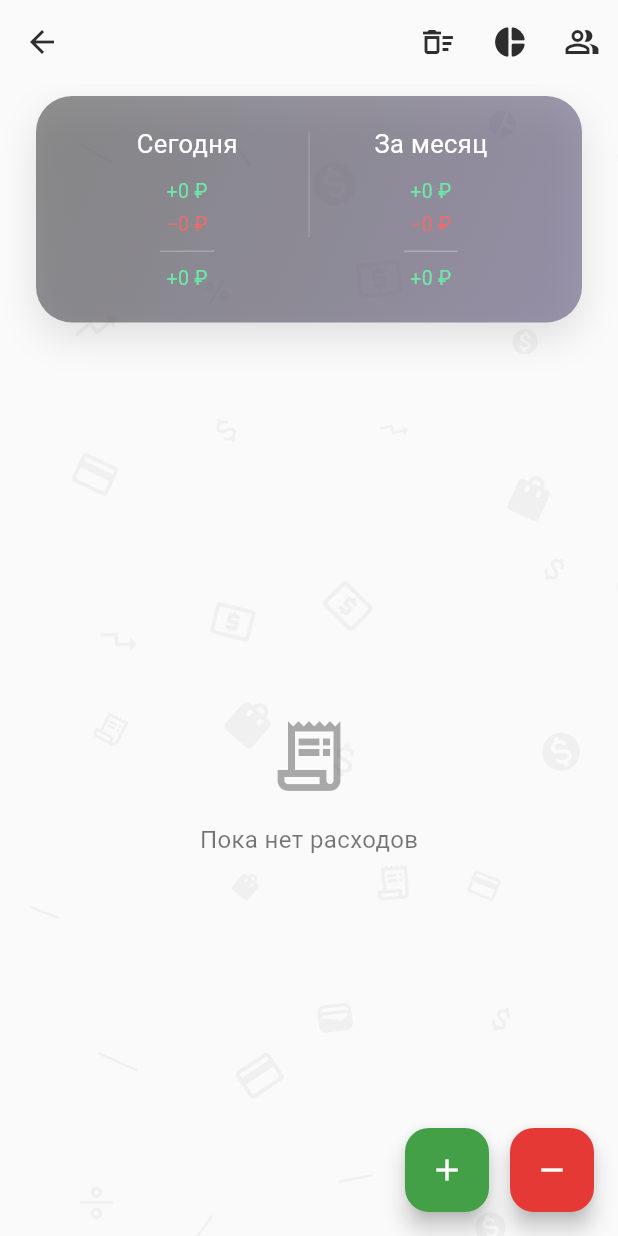
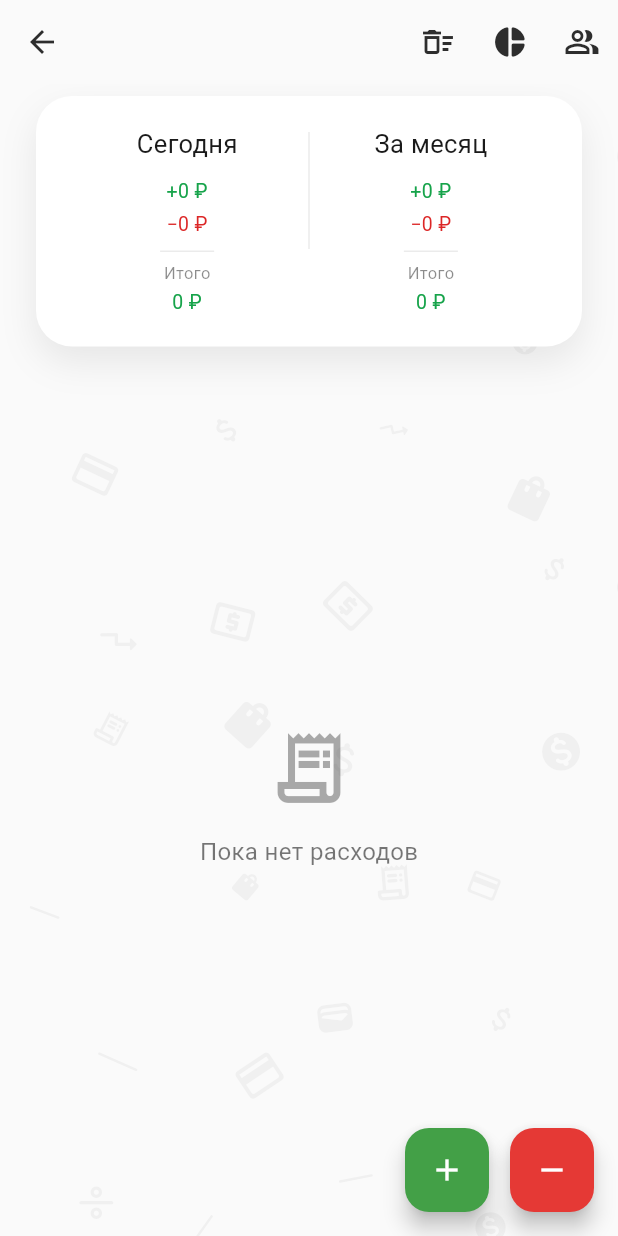
Before and after one commit to baboevazamatkz-create/Project, a Flutter app: the HomeScreen screen opened directly with empty values, on a phone screen of 412 x 824 dp. Run offline on Flutter 3.47's test engine with Material 3 defaults, Android fonts, the phone set to English and light mode, and no system bars; our stand-ins replace cloud_firestore, firebase_auth, firebase_core, fl_chart, shared_preferences; accounts and stored records are empty; network calls fail.

Commit message:
Sharpen app icon with adaptive icon support, restyle summary card, tweak entry screen and income arrow (#18)
- Add proper Android adaptive icon (mipmap-anydpi-v26 XML, white
  background, per-density foreground layers) so modern launchers
  render the logo crisply instead of auto-generating a soft legacy
  icon; also regenerate the legacy square icons from a 4x-upscaled,
  more tightly keyed source for sharper edges
- Restyle SummaryCard to a light card matching the app's other cards,
  add an "Итого" label above the net total, and drop the leading "+"
  sign when the net total is positive (still shown for negative)
- Revert the welcome screen heading to "Трекинг расходов"
- Point the income row icon downward instead of upward


Claude-Session: https://claude.ai/code/session_01FGhFt6z7pbN8caMhjQJkXN

Co-authored-by: Claude <noreply@anthropic.com>

```diff
--- a/lib/screens/household_screen.dart
+++ b/lib/screens/household_screen.dart
@@ -142,7 +142,7 @@ class _HouseholdScreenState extends State<HouseholdScreen> {
                 children: [
                   if (!widget.canCancel) ...[
                     const Text(
-                      'ГдеБабло?',
+                      'Трекинг расходов',
                       textAlign: TextAlign.center,
                       style: TextStyle(
                         fontSize: 24,
--- a/lib/widgets/expense_tile.dart
+++ b/lib/widgets/expense_tile.dart
@@ -25,7 +25,8 @@ class ExpenseTile extends StatelessWidget {
     final dateFormat = DateFormat('d MMM', 'ru');
     final isIncome = expense.isIncome;
     final color = isIncome ? _incomeColor : expense.category!.color;
-    final icon = isIncome ? Icons.arrow_upward_rounded : expense.category!.icon;
+    final icon =
+        isIncome ? Icons.arrow_downward_rounded : expense.category!.icon;
     final title = isIncome ? 'Доход' : expense.category!.label;
     final sign = isIncome ? '+' : '−';
 
--- a/lib/widgets/summary_card.dart
+++ b/lib/widgets/summary_card.dart
@@ -2,10 +2,8 @@ import 'package:flutter/material.dart';
 
 import '../models/currency.dart';
 
-const _incomeColor = Color(0xFF6EE7A8);
-const _expenseColor = Color(0xFFEF6B6B);
-const _cardStart = Color(0xFF4D4D4D);
-const _cardEnd = Color(0xFF655C81);
+const _incomeColor = Color(0xFF16A34A);
+const _expenseColor = Color(0xFFDC2626);
 
 class SummaryCard extends StatelessWidget {
   final double todayExpenseTotal;
@@ -28,18 +26,11 @@ class SummaryCard extends StatelessWidget {
     return Container(
       padding: const EdgeInsets.all(20),
       decoration: BoxDecoration(
-        gradient: LinearGradient(
-          begin: Alignment.topLeft,
-          end: Alignment.bottomRight,
-          colors: [
-            _cardStart.withValues(alpha: 0.62),
-            _cardEnd.withValues(alpha: 0.62),
-          ],
-        ),
+        color: Theme.of(context).cardTheme.color,
         borderRadius: BorderRadius.circular(24),
         boxShadow: [
           BoxShadow(
-            color: _cardStart.withValues(alpha: 0.15),
+            color: Colors.black.withValues(alpha: 0.08),
             blurRadius: 20,
             offset: const Offset(0, 10),
           ),
@@ -58,9 +49,9 @@ class SummaryCard extends StatelessWidget {
           ),
           Container(
             width: 1,
-            height: 70,
+            height: 78,
             margin: const EdgeInsets.only(top: 4),
-            color: Colors.white.withValues(alpha: 0.15),
+            color: Theme.of(context).dividerTheme.color,
           ),
           Expanded(
             child: _SummaryItem(
@@ -92,8 +83,9 @@ class _SummaryItem extends StatelessWidget {
   @override
   Widget build(BuildContext context) {
     final net = incomeTotal - expenseTotal;
-    const amountStyle = TextStyle(
-      color: Colors.white,
+    final bodyColor = Theme.of(context).textTheme.bodyMedium?.color;
+    final amountStyle = TextStyle(
+      color: bodyColor,
       fontSize: 13,
       fontWeight: FontWeight.normal,
     );
@@ -103,8 +95,8 @@ class _SummaryItem extends StatelessWidget {
       children: [
         Text(
           label,
-          style: const TextStyle(
-            color: Colors.white,
+          style: TextStyle(
+            color: bodyColor,
             fontSize: 17,
             fontWeight: FontWeight.normal,
           ),
@@ -129,11 +121,21 @@ class _SummaryItem extends StatelessWidget {
         Container(
           width: 36,
           height: 1,
-          color: Colors.white.withValues(alpha: 0.25),
+          color: Theme.of(context).dividerTheme.color,
         ),
-        const SizedBox(height: 8),
+        const SizedBox(height: 6),
         Text(
-          '${net >= 0 ? '+' : '−'}${currency.format.format(net.abs())}',
+          'Итого',
+          style: TextStyle(
+            color: bodyColor?.withValues(alpha: 0.5),
+            fontSize: 11,
+          ),
+        ),
+        const SizedBox(height: 2),
+        Text(
+          net >= 0
+              ? currency.format.format(net)
+              : '−${currency.format.format(net.abs())}',
           style: amountStyle.copyWith(
             color: net >= 0 ? _incomeColor : _expenseColor,
           ),
```
Also changed, not shown: 13 other files.
